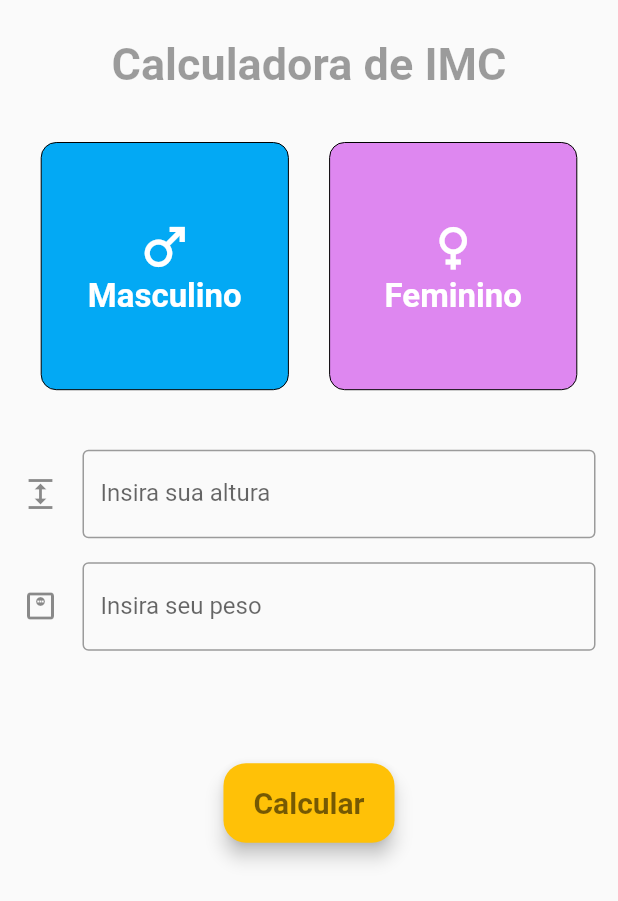
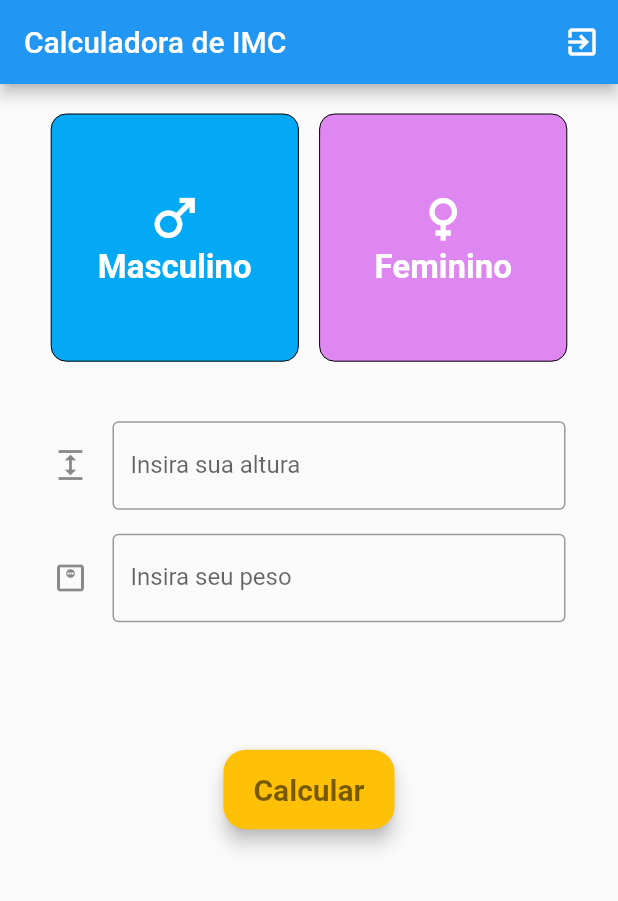
Before and after one commit to renfreire/IMC-Calculadora-Flutter, a Flutter app: the screen it shows after launch, on a phone screen of 412 x 824 dp. Shown: the top 901 px of the screen. Run offline on Flutter 3.47's test engine with Material 2 defaults, Android fonts, the light colour scheme and no system bars; drawn by our look-alikes of auto_size_text; missing offline and left inert: dart:ffi.

Commit message:
Incluido appbar e botao de sair

```diff
--- a/lib/screens/home_screen.dart
+++ b/lib/screens/home_screen.dart
@@ -1,4 +1,5 @@
 import 'dart:ffi';
+import 'dart:io';
 import 'dart:math';
 
 import 'package:auto_size_text/auto_size_text.dart';
@@ -71,26 +72,19 @@ class _HomePageState extends State<HomePage> {
 
     return SafeArea(
       child: Scaffold(
+        appBar: AppBar(
+          title: Text("Calculadora de IMC"),
+          actions: [
+            IconButton(
+                onPressed: () => exit(0),
+                icon: Icon(Icons.exit_to_app_outlined)),
+          ],
+        ),
         body: SingleChildScrollView(
+          child: Padding(
+            padding: const EdgeInsets.all(20.0),
             child: Column(
               children: [
-              Row(
-                mainAxisAlignment: MainAxisAlignment.center,
-                children: [
-                  const Padding(
-                    padding: EdgeInsets.all(25.0),
-                    child: AutoSizeText(
-                      'Calculadora de IMC',
-                      style: TextStyle(
-                        fontWeight: FontWeight.bold,
-                        fontSize: 30,
-                        color: Colors.black38,
-                      ),
-                    ),
-                  ),
-                ],
-              ),
-              const SizedBox(height: 10),
                 Row(
                   mainAxisAlignment: MainAxisAlignment.spaceEvenly,
                   children: [
@@ -221,6 +215,8 @@ class _HomePageState extends State<HomePage> {
                 const SizedBox(height: 25),
                 Padding(
                   padding: const EdgeInsets.all(15.0),
+                  child: Expanded(
+                    child: Container(
                       child: Column(
                         children: [
                           TextField(
@@ -246,7 +242,9 @@ class _HomePageState extends State<HomePage> {
                             height: 20,
                           ),
                           AutoSizeText(
-                      mensagemresultado,
+                            mensagemresultado == ""
+                                ? ""
+                                : "Resultado: " + mensagemresultado,
                             style: TextStyle(
                               fontSize: 30,
                               fontWeight: FontWeight.bold,
@@ -256,7 +254,7 @@ class _HomePageState extends State<HomePage> {
                             ),
                           ),
                           SizedBox(
-                      height: 20,
+                            height: 30,
                           ),
                           ElevatedButton(
                             onPressed: () => calcularIMC(
@@ -279,8 +277,11 @@ class _HomePageState extends State<HomePage> {
                           )
                         ],
                       ),
+                    ),
+                  ),
                 )
               ],
+            ),
           ),
         ),
       ),
```
Lines whose indentation alone changed are shown as unchanged.
